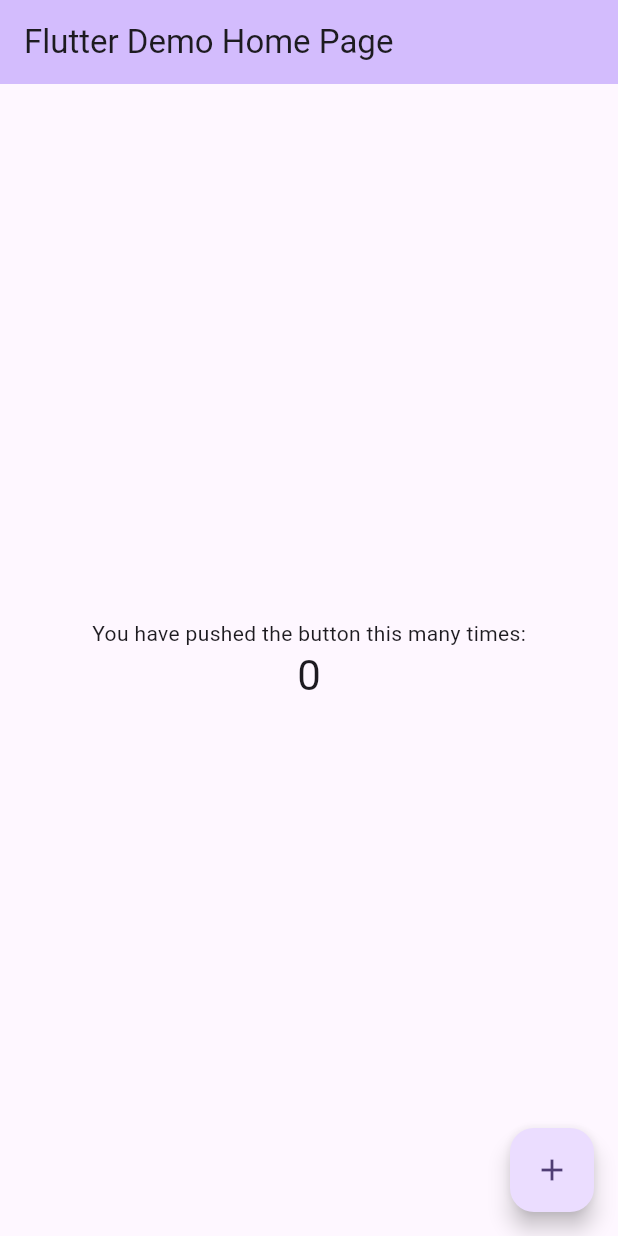
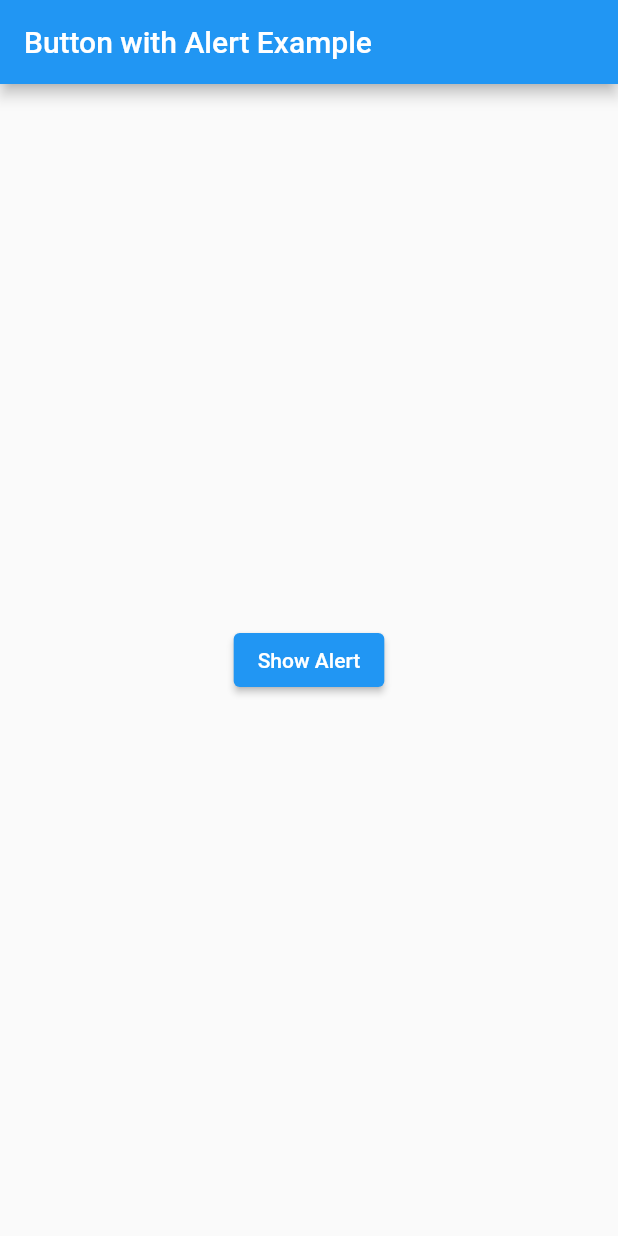
Before and after one commit to Masaya1582/Flutter_Playground, a Flutter app: the screen it shows after launch, on a phone screen of 412 x 824 dp. Run offline on Flutter 3.47's test engine with Material 2 defaults, Android fonts, the phone set to English and light mode, and no system bars.

Commit message:
AlertViewを表示(AlertView)

```diff
--- a/lib/main.dart
+++ b/lib/main.dart
@@ -1,127 +1,54 @@
 import 'package:flutter/material.dart';
-import 'package:flutter/rendering.dart';
 
 void main() {
-  debugPaintSizeEnabled = true; // Add
   runApp(MyApp());
 }
 
 class MyApp extends StatelessWidget {
-  const MyApp({super.key});
-
-  // This widget is the root of your application.
   @override
   Widget build(BuildContext context) {
     return MaterialApp(
-      title: 'Flutter Demo',
-      theme: ThemeData(
-        // This is the theme of your application.
-        //
-        // TRY THIS: Try running your application with "flutter run". You'll see
-        // the application has a blue toolbar. Then, without quitting the app,
-        // try changing the seedColor in the colorScheme below to Colors.green
-        // and then invoke "hot reload" (save your changes or press the "hot
-        // reload" button in a Flutter-supported IDE, or press "r" if you used
-        // the command line to start the app).
-        //
-        // Notice that the counter didn't reset back to zero; the application
-        // state is not lost during the reload. To reset the state, use hot
-        // restart instead.
-        //
-        // This works for code too, not just values: Most code changes can be
-        // tested with just a hot reload.
-        colorScheme: ColorScheme.fromSeed(seedColor: Colors.deepPurple),
-        useMaterial3: true,
-      ),
-      home: const MyHomePage(title: 'Flutter Demo Home Page'),
+      home: MyButtonPage(),
     );
   }
 }
 
-class MyHomePage extends StatefulWidget {
-  const MyHomePage({super.key, required this.title});
-
-  // This widget is the home page of your application. It is stateful, meaning
-  // that it has a State object (defined below) that contains fields that affect
-  // how it looks.
-
-  // This class is the configuration for the state. It holds the values (in this
-  // case the title) provided by the parent (in this case the App widget) and
-  // used by the build method of the State. Fields in a Widget subclass are
-  // always marked "final".
-
-  final String title;
-
-  @override
-  State<MyHomePage> createState() => _MyHomePageState();
-}
-
-class _MyHomePageState extends State<MyHomePage> {
-  int _counter = 0;
-
-  void _incrementCounter() {
-    setState(() {
-      // This call to setState tells the Flutter framework that something has
-      // changed in this State, which causes it to rerun the build method below
-      // so that the display can reflect the updated values. If we changed
-      // _counter without calling setState(), then the build method would not be
-      // called again, and so nothing would appear to happen.
-      _counter++;
-    });
+class MyButtonPage extends StatelessWidget {
+  void _showAlertDialog(BuildContext context) {
+    showDialog(
+      context: context,
+      builder: (BuildContext context) {
+        return AlertDialog(
+          title: Text('Alert'),
+          content: Text('This is an alert message.'),
+          actions: [
+            TextButton(
+              onPressed: () {
+                Navigator.of(context).pop(); // Close the dialog
+              },
+              child: Text('OK'),
+            ),
+          ],
+        );
+      },
+    );
   }
 
   @override
   Widget build(BuildContext context) {
-    // This method is rerun every time setState is called, for instance as done
-    // by the _incrementCounter method above.
-    //
-    // The Flutter framework has been optimized to make rerunning build methods
-    // fast, so that you can just rebuild anything that needs updating rather
-    // than having to individually change instances of widgets.
     return Scaffold(
       appBar: AppBar(
-        // TRY THIS: Try changing the color here to a specific color (to
-        // Colors.amber, perhaps?) and trigger a hot reload to see the AppBar
-        // change color while the other colors stay the same.
-        backgroundColor: Theme.of(context).colorScheme.inversePrimary,
-        // Here we take the value from the MyHomePage object that was created by
-        // the App.build method, and use it to set our appbar title.
-        title: Text(widget.title),
+        title: Text('Button with Alert Example'),
       ),
       body: Center(
-        // Center is a layout widget. It takes a single child and positions it
-        // in the middle of the parent.
-        child: Column(
-          // Column is also a layout widget. It takes a list of children and
-          // arranges them vertically. By default, it sizes itself to fit its
-          // children horizontally, and tries to be as tall as its parent.
-          //
-          // Column has various properties to control how it sizes itself and
-          // how it positions its children. Here we use mainAxisAlignment to
-          // center the children vertically; the main axis here is the vertical
-          // axis because Columns are vertical (the cross axis would be
-          // horizontal).
-          //
-          // TRY THIS: Invoke "debug painting" (choose the "Toggle Debug Paint"
-          // action in the IDE, or press "p" in the console), to see the
-          // wireframe for each widget.
-          mainAxisAlignment: MainAxisAlignment.center,
-          children: <Widget>[
-            const Text(
-              'You have pushed the button this many times:',
-            ),
-            Text(
-              '$_counter',
-              style: Theme.of(context).textTheme.headlineMedium,
-            ),
-          ],
+        child: ElevatedButton(
+          onPressed: () {
+            _showAlertDialog(
+                context); // Show the alert when the button is tapped
+          },
+          child: Text('Show Alert'),
         ),
       ),
-      floatingActionButton: FloatingActionButton(
-        onPressed: _incrementCounter,
-        tooltip: 'Increment',
-        child: const Icon(Icons.add),
-      ), // This trailing comma makes auto-formatting nicer for build methods.
     );
   }
 }
```
